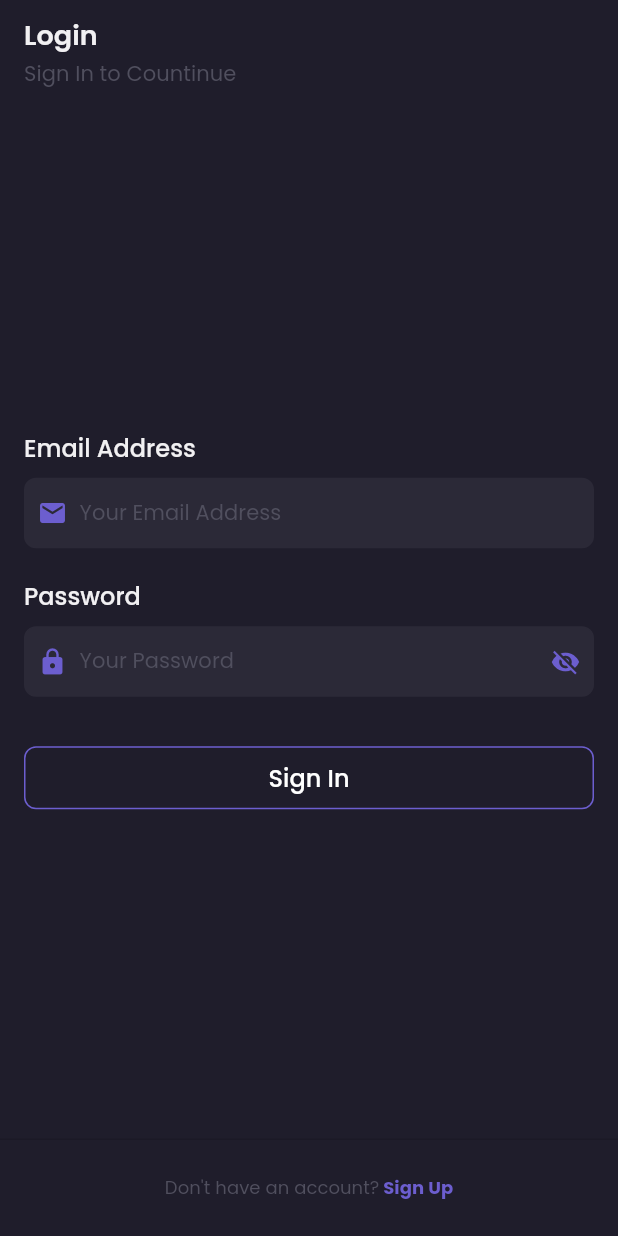
After one commit to fathulaziss/shamo-provider, a Flutter app: the screen it shows after launch, on a phone screen of 412 x 824 dp. The commit adds this screen. Run offline on Flutter 3.47's test engine with Material 2 defaults, Android fonts, the light colour scheme and no system bars; our stand-ins replace flutter_spinkit, google_fonts.

Commit message:
add page default

```diff
--- a/lib/ui/login/login_view.dart
+++ b/lib/ui/login/login_view.dart
@@ -1,9 +1,9 @@
 import 'package:flutter/material.dart';
-import 'package:shamo_provider/common/style.dart';
 import 'package:shamo_provider/widgets/buttons/button_primary.dart';
 import 'package:shamo_provider/widgets/buttons/button_rich_text.dart';
 import 'package:shamo_provider/widgets/inputs/input_email.dart';
 import 'package:shamo_provider/widgets/inputs/input_password.dart';
+import 'package:shamo_provider/widgets/pages/page_default.dart';
 
 class LoginView extends StatelessWidget {
   const LoginView({Key? key}) : super(key: key);
@@ -12,22 +12,9 @@ class LoginView extends StatelessWidget {
 
   @override
   Widget build(BuildContext context) {
-    return Scaffold(
-      appBar: AppBar(
-        title: Column(
-          crossAxisAlignment: CrossAxisAlignment.start,
-          children: [
-            Text('Login', style: appTextTheme.titleLarge),
-            const SizedBox(height: 2),
-            Text(
-              'Sign In to Countinue',
-              style: appTextTheme.bodyMedium!.copyWith(color: blackColor2),
-            ),
-          ],
-        ),
-        toolbarHeight: 70,
-      ),
-      persistentFooterAlignment: AlignmentDirectional.center,
+    return PageDefault(
+      appBarTitle: 'Login',
+      appBarSubtitle: 'Sign In to Countinue',
       persistentFooterButtons: [
         ButtonRichText(
           label1: "Don't have an account?",
--- /dev/null
+++ b/lib/widgets/pages/page_default.dart
@@ -0,0 +1,47 @@
+import 'package:flutter/material.dart';
+import 'package:shamo_provider/common/style.dart';
+
+class PageDefault extends StatelessWidget {
+  const PageDefault({
+    Key? key,
+    required this.appBarTitle,
+    required this.body,
+    this.appBarSubtitle,
+    this.persistentFooterAlignment = AlignmentDirectional.center,
+    this.persistentFooterButtons,
+    this.isScrollable = false,
+  }) : super(key: key);
+
+  final String appBarTitle;
+  final String? appBarSubtitle;
+  final Widget body;
+  final AlignmentDirectional persistentFooterAlignment;
+  final List<Widget>? persistentFooterButtons;
+  final bool isScrollable;
+
+  @override
+  Widget build(BuildContext context) {
+    return Scaffold(
+      appBar: AppBar(
+        title: Column(
+          crossAxisAlignment: CrossAxisAlignment.start,
+          children: [
+            Text(appBarTitle, style: appTextTheme.titleLarge),
+            if (appBarSubtitle != null)
+              Padding(
+                padding: const EdgeInsets.only(top: 2),
+                child: Text(
+                  appBarSubtitle ?? '',
+                  style: appTextTheme.bodyMedium!.copyWith(color: blackColor2),
+                ),
+              ),
+          ],
+        ),
+        toolbarHeight: 70,
+      ),
+      persistentFooterAlignment: persistentFooterAlignment,
+      persistentFooterButtons: persistentFooterButtons,
+      body: isScrollable ? SingleChildScrollView(child: body) : body,
+    );
+  }
+}
```
